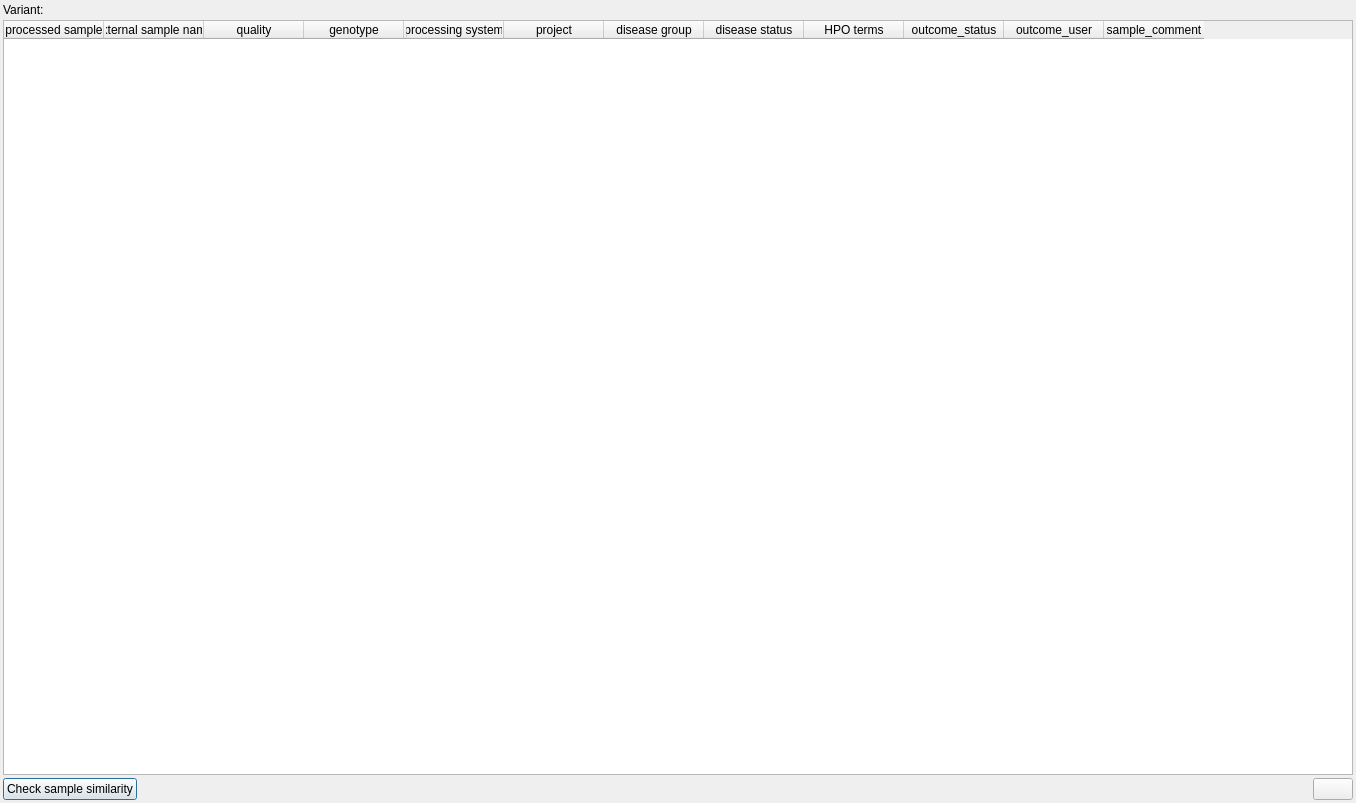
imgag/ngs-bits, file src/GSvar/VariantSampleOverviewDialog.ui: the form before one commit.
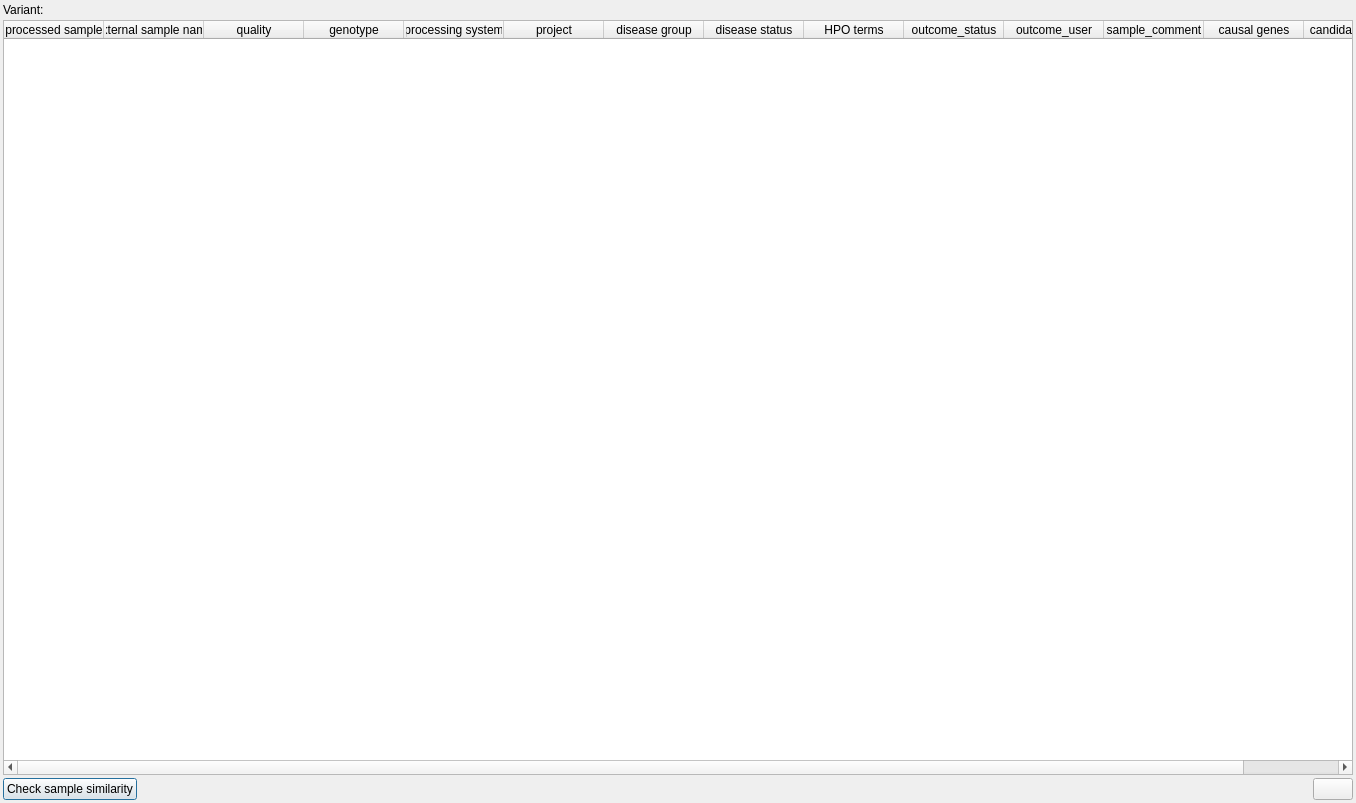
The form after the commit. Icons and pictures are not drawn.

Commit message: Added causal/candidate genes to (1) variant sample overview and (2) gene variant overview.

Patch:
```diff
--- a/src/GSvar/VariantSampleOverviewDialog.ui
+++ b/src/GSvar/VariantSampleOverviewDialog.ui
@@ -136,6 +136,16 @@
        <string>sample_comment</string>
       </property>
      </column>
+     <column>
+      <property name="text">
+       <string>causal genes</string>
+      </property>
+     </column>
+     <column>
+      <property name="text">
+       <string>candidate genes</string>
+      </property>
+     </column>
     </widget>
    </item>
    <item>
```
The commit also changes 9 other files.
